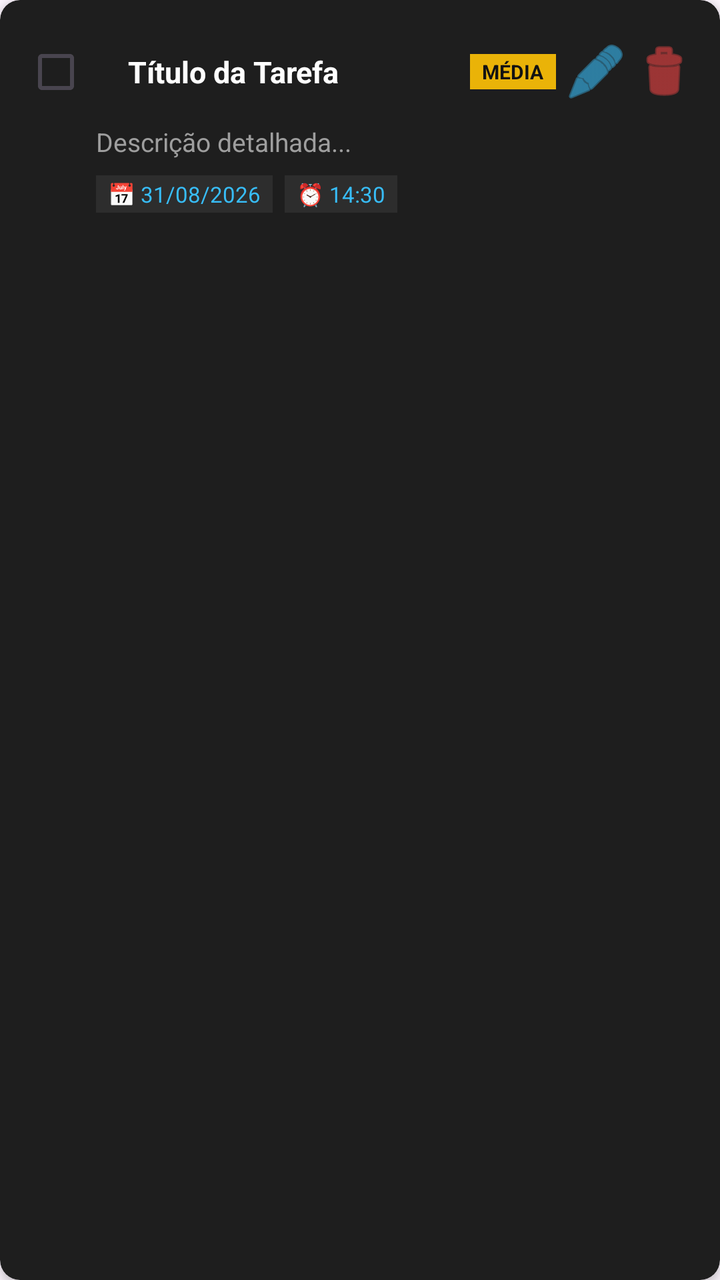
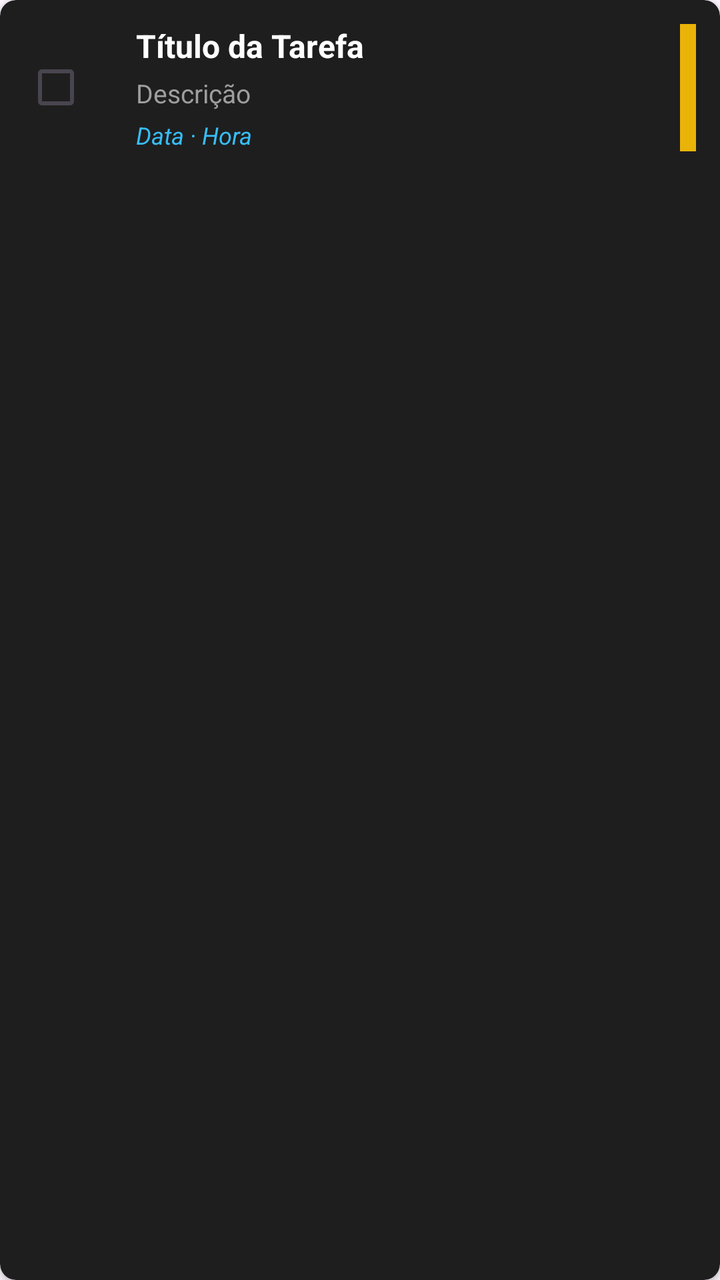

Compare the two renders of this Android layout. The source of the first and the diff that turns it into the second are given below.
<!-- AndroidManifest.xml: application theme Theme.AppTarefasUnificado -->
<!-- res/layout/tarefa_individual.xml -->
<?xml version="1.0" encoding="utf-8"?>
<androidx.cardview.widget.CardView
    xmlns:android="http://schemas.android.com/apk/res/android"
    xmlns:app="http://schemas.android.com/apk/res-auto"
    android:layout_width="match_parent"
    android:layout_height="wrap_content"
    android:layout_marginBottom="10dp"
    app:cardBackgroundColor="@color/colorCard"
    app:cardCornerRadius="10dp"
    app:cardElevation="3dp">

    <LinearLayout
        android:layout_width="match_parent"
        android:layout_height="wrap_content"
        android:orientation="vertical"
        android:padding="12dp">

        <LinearLayout
            android:layout_width="match_parent"
            android:layout_height="wrap_content"
            android:gravity="center_vertical"
            android:orientation="horizontal">

            <CheckBox
                android:id="@+id/checkConcluida"
                android:layout_width="wrap_content"
                android:layout_height="wrap_content"
                android:buttonTint="@color/colorSecondary" />

            <TextView
                android:id="@+id/itemNome"
                android:layout_width="0dp"
                android:layout_height="wrap_content"
                android:layout_marginStart="4dp"
                android:layout_weight="1"
                android:text="Título da Tarefa"
                android:textColor="@color/colorText"
                android:textSize="15sp"
                android:textStyle="bold" />

            <TextView
                android:id="@+id/itemPrioridade"
                android:layout_width="wrap_content"
                android:layout_height="wrap_content"
                android:background="@color/colorPriorityMedium"
                android:paddingStart="6dp"
                android:paddingTop="2dp"
                android:paddingEnd="6dp"
                android:paddingBottom="2dp"
                android:text="MÉDIA"
                android:textColor="@color/colorBackground"
                android:textSize="10sp"
                android:textStyle="bold" />

            <ImageButton
                android:id="@+id/btnEditarItem"
                android:layout_width="32dp"
                android:layout_height="32dp"
                android:layout_marginStart="4dp"
                android:background="?attr/selectableItemBackgroundBorderless"
                android:contentDescription="Editar tarefa"
                android:src="@android:drawable/ic_menu_edit"
                app:tint="@color/colorSecondary" />

            <ImageButton
                android:id="@+id/btnExcluirItem"
                android:layout_width="32dp"
                android:layout_height="32dp"
                android:layout_marginStart="2dp"
                android:background="?attr/selectableItemBackgroundBorderless"
                android:contentDescription="Excluir tarefa"
                android:src="@android:drawable/ic_menu_delete"
                app:tint="@color/colorPriorityHigh" />
        </LinearLayout>

        <TextView
            android:id="@+id/itemDescricao"
            android:layout_width="match_parent"
            android:layout_height="wrap_content"
            android:layout_marginStart="36dp"
            android:layout_marginTop="2dp"
            android:text="Descrição detalhada..."
            android:textColor="@color/colorTextMuted"
            android:textSize="13sp" />

        <LinearLayout
            android:layout_width="match_parent"
            android:layout_height="wrap_content"
            android:layout_marginStart="36dp"
            android:layout_marginTop="8dp"
            android:orientation="horizontal">

            <TextView
                android:id="@+id/itemData"
                android:layout_width="wrap_content"
                android:layout_height="wrap_content"
                android:background="@color/colorSurfaceSecondary"
                android:paddingStart="6dp"
                android:paddingTop="2dp"
                android:paddingEnd="6dp"
                android:paddingBottom="2dp"
                android:text="📅 31/08/2026"
                android:textColor="@color/colorSecondary"
                android:textSize="11sp" />

            <TextView
                android:id="@+id/itemHora"
                android:layout_width="wrap_content"
                android:layout_height="wrap_content"
                android:layout_marginStart="6dp"
                android:background="@color/colorSurfaceSecondary"
                android:paddingStart="6dp"
                android:paddingTop="2dp"
                android:paddingEnd="6dp"
                android:paddingBottom="2dp"
                android:text="⏰ 14:30"
                android:textColor="@color/colorSecondary"
                android:textSize="11sp" />
        </LinearLayout>

    </LinearLayout>

</androidx.cardview.widget.CardView>
<!-- resources referenced by this layout -->
<resources>
  <color name="colorBackground">#121212</color>
  <color name="colorCard">#1E1E1E</color>
  <color name="colorPriorityHigh">#EF4444</color>
  <color name="colorPriorityMedium">#EAB308</color>
  <color name="colorSecondary">#38bdf8</color>
  <color name="colorSurfaceSecondary">#2D2D2D</color>
  <color name="colorText">#FFFFFF</color>
  <color name="colorTextMuted">#9E9E9E</color>
  <style name="Theme.AppTarefasUnificado" parent="Base.Theme.AppTarefasUnificado" />
  <style name="Base.Theme.AppTarefasUnificado" parent="Theme.Material3.DayNight.NoActionBar">
          
          
      </style>
</resources>

<!-- the commit's change to res/layout/tarefa_individual.xml (unified diff, before → after) -->
@@ -4,120 +4,64 @@
     xmlns:app="http://schemas.android.com/apk/res-auto"
     android:layout_width="match_parent"
     android:layout_height="wrap_content"
-    android:layout_marginBottom="10dp"
+    android:layout_marginBottom="8dp"
     app:cardBackgroundColor="@color/colorCard"
-    app:cardCornerRadius="10dp"
-    app:cardElevation="3dp">
+    app:cardCornerRadius="8dp"
+    app:cardElevation="2dp">
 
     <LinearLayout
         android:layout_width="match_parent"
         android:layout_height="wrap_content"
-        android:orientation="vertical"
+        android:orientation="horizontal"
+        android:gravity="center_vertical"
         android:padding="12dp">
 
+        <CheckBox
+            android:id="@+id/cbConcluida"
+            android:layout_width="wrap_content"
+            android:layout_height="wrap_content"
+            android:layout_marginEnd="8dp" />
+
         <LinearLayout
-            android:layout_width="match_parent"
+            android:layout_width="0dp"
             android:layout_height="wrap_content"
-            android:gravity="center_vertical"
-            android:orientation="horizontal">
-
-            <CheckBox
-                android:id="@+id/checkConcluida"
-                android:layout_width="wrap_content"
-                android:layout_height="wrap_content"
-                android:buttonTint="@color/colorSecondary" />
+            android:layout_weight="1"
+            android:orientation="vertical">
 
             <TextView
-                android:id="@+id/itemNome"
-                android:layout_width="0dp"
+                android:id="@+id/tvNome"
+                android:layout_width="match_parent"
                 android:layout_height="wrap_content"
-                android:layout_marginStart="4dp"
-                android:layout_weight="1"
                 android:text="Título da Tarefa"
                 android:textColor="@color/colorText"
-                android:textSize="15sp"
+                android:textSize="16sp"
                 android:textStyle="bold" />
 
             <TextView
-                android:id="@+id/itemPrioridade"
-                android:layout_width="wrap_content"
+                android:id="@+id/tvDescricao"
+                android:layout_width="match_parent"
                 android:layout_height="wrap_content"
-                android:background="@color/colorPriorityMedium"
-                android:paddingStart="6dp"
-                android:paddingTop="2dp"
-                android:paddingEnd="6dp"
-                android:paddingBottom="2dp"
-                android:text="MÉDIA"
-                android:textColor="@color/colorBackground"
-                android:textSize="10sp"
-                android:textStyle="bold" />
+                android:layout_marginTop="4dp"
+                android:text="Descrição"
+                android:textColor="@color/colorTextMuted"
+                android:textSize="13sp" />
 
-            <ImageButton
-                android:id="@+id/btnEditarItem"
-                android:layout_width="32dp"
-                android:layout_height="32dp"
-                android:layout_marginStart="4dp"
-                android:background="?attr/selectableItemBackgroundBorderless"
-                android:contentDescription="Editar tarefa"
-                android:src="@android:drawable/ic_menu_edit"
-                app:tint="@color/colorSecondary" />
-
-            <ImageButton
-                android:id="@+id/btnExcluirItem"
-                android:layout_width="32dp"
-                android:layout_height="32dp"
-                android:layout_marginStart="2dp"
-                android:background="?attr/selectableItemBackgroundBorderless"
-                android:contentDescription="Excluir tarefa"
-                android:src="@android:drawable/ic_menu_delete"
-                app:tint="@color/colorPriorityHigh" />
+            <TextView
+                android:id="@+id/tvDataHora"
+                android:layout_width="match_parent"
+                android:layout_height="wrap_content"
+                android:layout_marginTop="4dp"
+                android:text="Data · Hora"
+                android:textColor="@color/colorSecondary"
+                android:textSize="12sp"
+                android:textStyle="italic" />
         </LinearLayout>
 
-        <TextView
-            android:id="@+id/itemDescricao"
-            android:layout_width="match_parent"
-            android:layout_height="wrap_content"
-            android:layout_marginStart="36dp"
-            android:layout_marginTop="2dp"
-            android:text="Descrição detalhada..."
-            android:textColor="@color/colorTextMuted"
-            android:textSize="13sp" />
-
-        <LinearLayout
-            android:layout_width="match_parent"
-            android:layout_height="wrap_content"
-            android:layout_marginStart="36dp"
-            android:layout_marginTop="8dp"
-            android:orientation="horizontal">
-
-            <TextView
-                android:id="@+id/itemData"
-                android:layout_width="wrap_content"
-                android:layout_height="wrap_content"
-                android:background="@color/colorSurfaceSecondary"
-                android:paddingStart="6dp"
-                android:paddingTop="2dp"
-                android:paddingEnd="6dp"
-                android:paddingBottom="2dp"
-                android:text="📅 31/08/2026"
-                android:textColor="@color/colorSecondary"
-                android:textSize="11sp" />
-
-            <TextView
-                android:id="@+id/itemHora"
-                android:layout_width="wrap_content"
-                android:layout_height="wrap_content"
-                android:layout_marginStart="6dp"
-                android:background="@color/colorSurfaceSecondary"
-                android:paddingStart="6dp"
-                android:paddingTop="2dp"
-                android:paddingEnd="6dp"
-                android:paddingBottom="2dp"
-                android:text="⏰ 14:30"
-                android:textColor="@color/colorSecondary"
-                android:textSize="11sp" />
-        </LinearLayout>
-
+        <View
+            android:id="@+id/viewPrioridade"
+            android:layout_width="8dp"
+            android:layout_height="match_parent"
+            android:layout_marginStart="8dp"
+            android:background="@color/colorPriorityMedium" />
     </LinearLayout>
-
 </androidx.cardview.widget.CardView>
<!-- resource entries referenced after the edit -->
@@ -1,11 +1,8 @@
 <!-- resources referenced by this layout -->
 <resources>
-  <color name="colorBackground">#121212</color>
   <color name="colorCard">#1E1E1E</color>
-  <color name="colorPriorityHigh">#EF4444</color>
   <color name="colorPriorityMedium">#EAB308</color>
   <color name="colorSecondary">#38bdf8</color>
-  <color name="colorSurfaceSecondary">#2D2D2D</color>
   <color name="colorText">#FFFFFF</color>
   <color name="colorTextMuted">#9E9E9E</color>
   <style name="Theme.AppTarefasUnificado" parent="Base.Theme.AppTarefasUnificado" />
